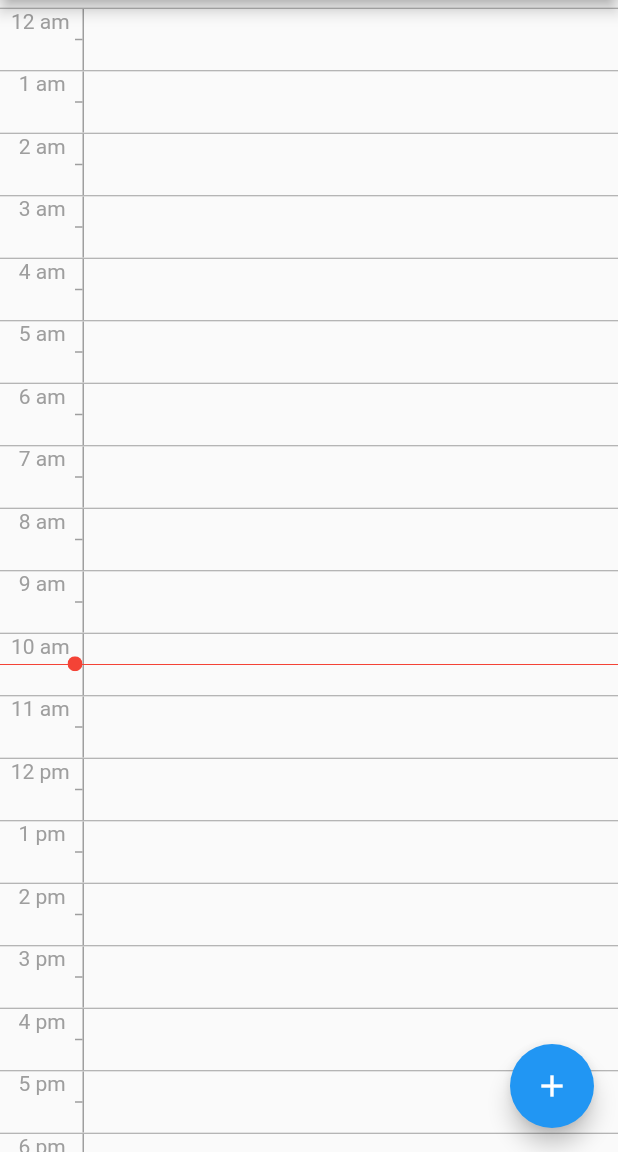
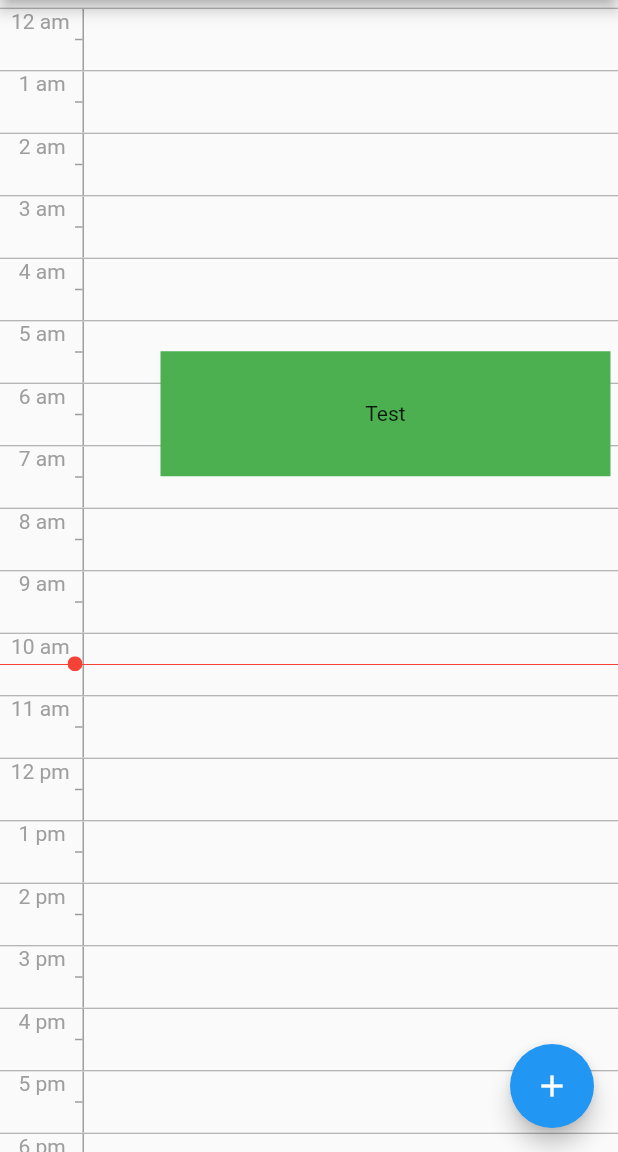
Before and after one commit to grantraja/meTime_app, a Flutter app: the screen it shows after launch, on a phone screen of 412 x 824 dp, the part 84-1236 px from its top. Run offline on Flutter 3.47's test engine with Material 2 defaults, Android fonts, the phone set to English and light mode, and no system bars.

Commit message:
Basic Blocks now Display on Schedule

```diff
--- a/lib/Models/block.dart
+++ b/lib/Models/block.dart
@@ -1,4 +1,5 @@
 import 'package:flutter/material.dart';
+import '../tools/timeOfDay_tools.dart';
 
 class Block {
   String name;
@@ -11,4 +12,10 @@ class Block {
     @required this.end,
     @required this.days,
   });
+  bool isOvernight() {
+    if (toDouble(end) < toDouble(start)) {
+      return true;
+    }
+    return false;
+  }
 }
--- a/lib/Widgets/daily_body.dart
+++ b/lib/Widgets/daily_body.dart
@@ -1,4 +1,8 @@
 import 'package:flutter/material.dart';
+import 'package:provider/provider.dart';
+import '../Providers/blocks_provider.dart';
+import '../Models/block.dart';
+import '../tools/timeOfDay_tools.dart';
 
 class DailyBody extends StatelessWidget {
   static double schduleheight = 1000;
@@ -14,6 +18,7 @@ class DailyBody extends StatelessWidget {
               //Static Background with times and dividers
               BackgroundDividers(),
               //Mutable Scheduling layer
+              ScheduleItems(),
               //Statefull time marker
               TimeMarker(),
             ],
@@ -166,3 +171,61 @@ class _TimeMarkerState extends State<TimeMarker> {
     );
   }
 }
+
+class ScheduleItems extends StatelessWidget {
+  @override
+  Widget build(BuildContext context) {
+    return Stack(
+      children: [
+        ScheduleBlocks(),
+      ],
+    );
+  }
+}
+
+class ScheduleBlocks extends StatelessWidget {
+  @override
+  Widget build(BuildContext context) {
+    List<int> todaysBlocks =
+        Provider.of<Blocks>(context).todaysBlocks(DateTime.now().weekday - 1);
+    List<Column> blocksStack = [];
+    todaysBlocks.forEach((id) {
+      Block temp = Provider.of<Blocks>(context).findById(id);
+      if (temp.isOvernight()) {
+        //if the block goes past midnight
+      } else {
+        blocksStack.add(Column(
+          crossAxisAlignment: CrossAxisAlignment.end,
+          children: [
+            //initial spacer
+            SizedBox(
+              height: 5,
+            ),
+            //time before the block begins
+            SizedBox(
+              height: (temp.start.hour * DailyBody.schduleheight / 24) +
+                  (temp.start.minute * DailyBody.schduleheight / 1440),
+            ),
+            Row(
+              mainAxisAlignment: MainAxisAlignment.end,
+              children: [
+                Container(
+                  color: Colors.green,
+                  child: Center(child: Text(temp.name)),
+                  width: 300,
+                  height: (toDouble(temp.end) - toDouble(temp.start)) *
+                      DailyBody.schduleheight /
+                      1440,
+                ),
+                SizedBox(width: 5,)
+              ],
+            ),
+          ],
+        ));
+      }
+    });
+    return Stack(
+      children: blocksStack,
+    );
+  }
+}
```
